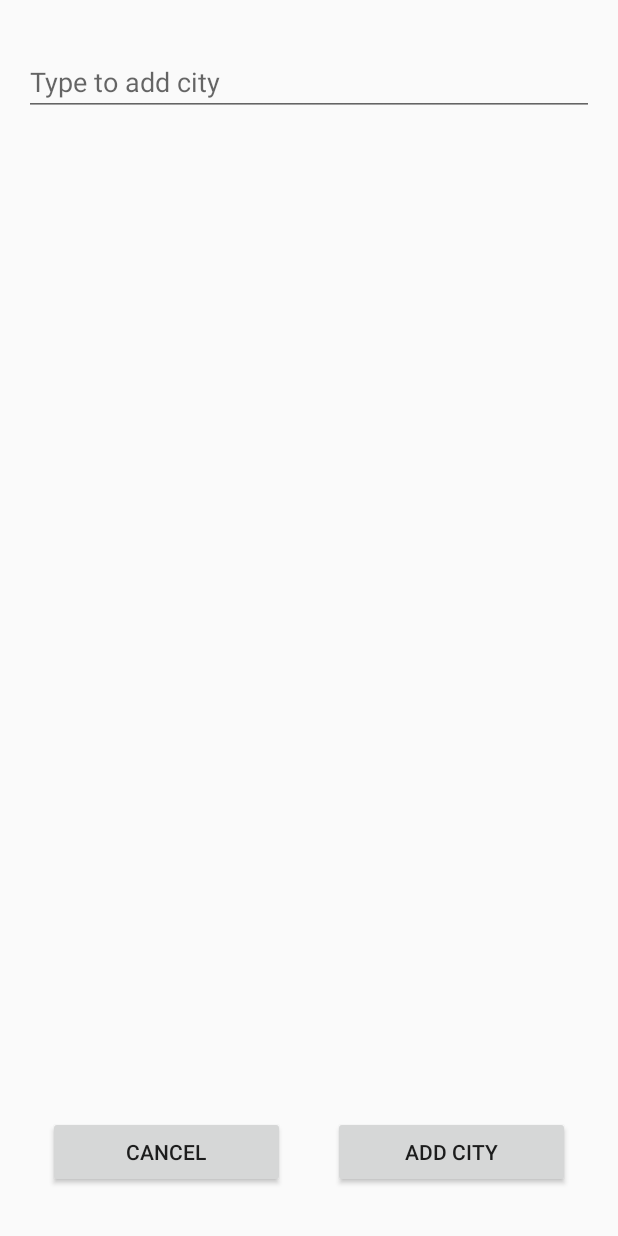
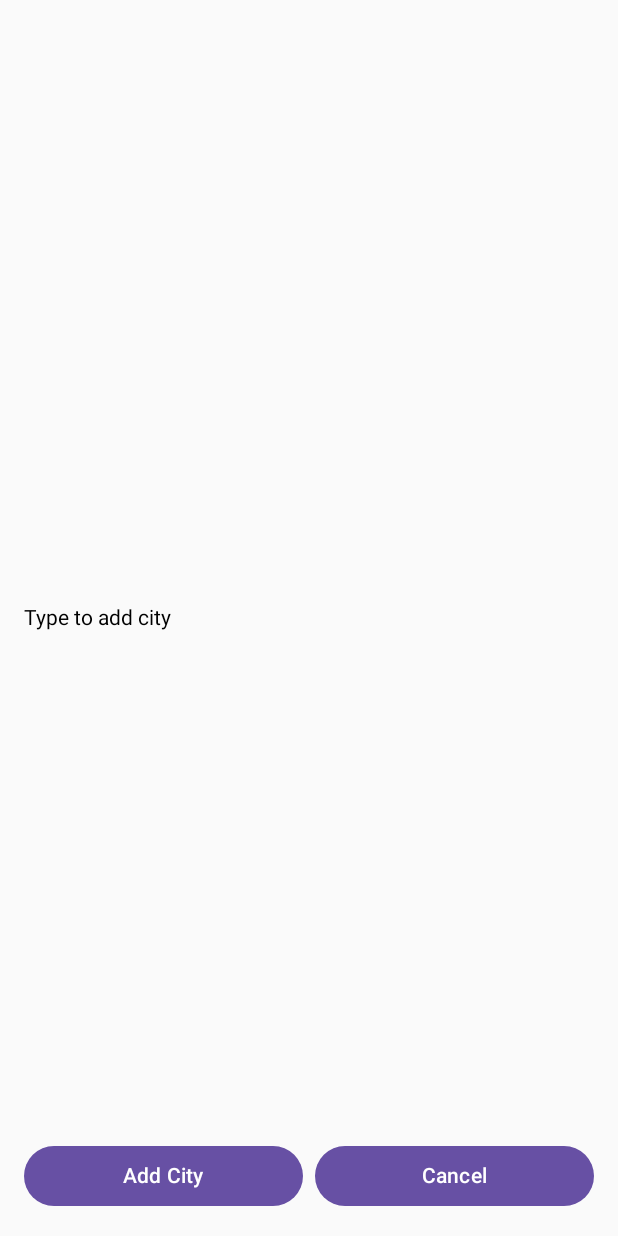
Before and after one commit to NumanFidan/wheathography, an Android app built with Jetpack Compose: the screen it shows after launch (MainActivity), after a tap on "Add City", on a phone screen of 412 x 824 dp. Run offline under Robolectric (Android 15) with nearby library versions, the phone set to English and light mode, and no system bars; our stand-ins replace Timber.

Commit message:
AddCity screen compose refactor

```diff
--- a/app/src/main/java/com/simplertutorials/android/wheathograophy/ui/fragments/addCityFragment/AddCityFragment.kt
+++ b/app/src/main/java/com/simplertutorials/android/wheathograophy/ui/fragments/addCityFragment/AddCityFragment.kt
@@ -35,12 +35,11 @@ class AddCityFragment : BaseFragment<AddCityViewModel, CityAddFragmentBinding>()
     }
 
     private fun setUpUI() {
-        B.addcityBtn.setOnClickListener {
-            val cityName = B.cityaddText.text.toString()
-            viewModel.onAddCityClicked(cityName)
-        }
-        B.cancelBtn.setOnClickListener {
-            viewModel.onCancelClicked()
+        B.cityaddComposeview.setContent {
+            AddCityView(
+                viewModel::onAddCityClicked,
+                viewModel::onCancelClicked
+            )
         }
     }
 
--- /dev/null
+++ b/app/src/main/java/com/simplertutorials/android/wheathograophy/ui/fragments/addCityFragment/AddCityView.kt
@@ -0,0 +1,74 @@
+package com.simplertutorials.android.wheathograophy.ui.fragments.addCityFragment
+
+import androidx.compose.foundation.background
+import androidx.compose.foundation.layout.Arrangement
+import androidx.compose.foundation.layout.Box
+import androidx.compose.foundation.layout.Row
+import androidx.compose.foundation.layout.fillMaxSize
+import androidx.compose.foundation.layout.fillMaxWidth
+import androidx.compose.foundation.layout.height
+import androidx.compose.foundation.layout.padding
+import androidx.compose.foundation.text.BasicTextField
+import androidx.compose.foundation.text.input.TextFieldLineLimits
+import androidx.compose.foundation.text.input.rememberTextFieldState
+import androidx.compose.material3.Button
+import androidx.compose.material3.Text
+import androidx.compose.runtime.Composable
+import androidx.compose.ui.Alignment
+import androidx.compose.ui.Modifier
+import androidx.compose.ui.graphics.Color
+import androidx.compose.ui.unit.dp
+
+@Composable
+fun AddCityView(
+    onAddCityTapped: (String) -> Unit,
+    onCancelTapped: () -> Unit
+) {
+    //refactor city_add_fragment.xml into comise code
+    val textFieldState = rememberTextFieldState()
+    Box(
+        Modifier
+            .fillMaxSize()
+            .padding(16.dp)
+    ) {
+        Box(Modifier.align(Alignment.Center)) {
+            BasicTextField(
+                state = textFieldState,
+                modifier = Modifier
+                    .fillMaxWidth()
+                    .height(48.dp),
+                lineLimits = TextFieldLineLimits.SingleLine,
+                decorator = { innerTextField ->
+                    Box(
+                        Modifier.fillMaxSize(),
+                        contentAlignment = Alignment.CenterStart
+                    ) {
+                        innerTextField()
+                    }
+                }
+            )
+            if (textFieldState.text.isEmpty()) {
+                Text(
+                    "Type to add city",
+                    modifier = Modifier.align(Alignment.CenterStart)
+                )
+            }
+        }
+        Row(
+            Modifier
+                .fillMaxWidth()
+                .align(Alignment.BottomCenter),
+            horizontalArrangement = Arrangement.spacedBy(8.dp)
+        ) {
+            Button(
+                onClick = { onAddCityTapped(textFieldState.text.toString()) },
+                modifier = Modifier.weight(1f)
+            ) {
+                Text("Add City")
+            }
+            Button(onClick = onCancelTapped, modifier = Modifier.weight(1f)) {
+                Text("Cancel")
+            }
+        }
+    }
+}
--- a/app/src/main/res/layout/city_add_fragment.xml
+++ b/app/src/main/res/layout/city_add_fragment.xml
@@ -6,53 +6,8 @@
     android:layout_width="match_parent"
     android:layout_height="match_parent">
 
-    <EditText
-        android:id="@+id/cityadd_text"
-        android:layout_width="0dp"
-        android:layout_height="wrap_content"
-        android:layout_marginStart="16dp"
-        android:layout_marginTop="32dp"
-        android:layout_marginEnd="16dp"
-        android:layout_marginBottom="8dp"
-        android:ems="10"
-        android:hint="@string/type_to_add_city"
-        android:inputType="textPersonName"
-        app:layout_constraintBottom_toTopOf="@+id/addcity_suggestionview"
-        app:layout_constraintEnd_toEndOf="parent"
-        app:layout_constraintStart_toStartOf="parent"
-        app:layout_constraintTop_toTopOf="parent" />
-
-    <Button
-        android:id="@+id/cancel_btn"
-        android:layout_width="0dp"
-        android:layout_height="wrap_content"
-        android:layout_marginStart="32dp"
-        android:layout_marginEnd="16dp"
-        android:layout_marginBottom="32dp"
-        android:text="@android:string/cancel"
-        app:layout_constraintBottom_toBottomOf="parent"
-        app:layout_constraintEnd_toStartOf="@+id/addcity_btn"
-        app:layout_constraintStart_toStartOf="parent" />
-
-    <Button
-        android:id="@+id/addcity_btn"
-        android:layout_width="0dp"
-        android:layout_height="wrap_content"
-        android:layout_marginStart="16dp"
-        android:layout_marginEnd="32dp"
-        android:layout_marginBottom="32dp"
-        android:text="@string/add_city"
-        app:layout_constraintBottom_toBottomOf="parent"
-        app:layout_constraintEnd_toEndOf="parent"
-        app:layout_constraintStart_toEndOf="@+id/cancel_btn" />
-
-    <ListView
-        android:id="@+id/addcity_suggestionview"
-        android:layout_width="0dp"
-        android:layout_height="468dp"
-        android:layout_marginStart="16dp"
-        android:layout_marginEnd="16dp"
-        app:layout_constraintEnd_toEndOf="parent"
-        app:layout_constraintStart_toStartOf="parent"
-        app:layout_constraintTop_toBottomOf="@+id/cityadd_text" />
+    <androidx.compose.ui.platform.ComposeView
+        android:layout_width="match_parent"
+        android:layout_height="match_parent"
+        android:id="@+id/cityadd_composeview"/>
 </androidx.constraintlayout.widget.ConstraintLayout>
```
